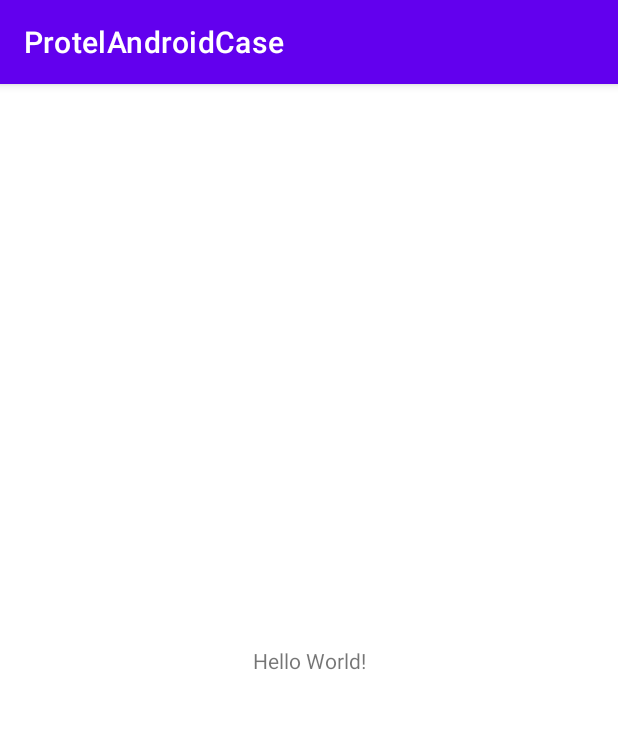
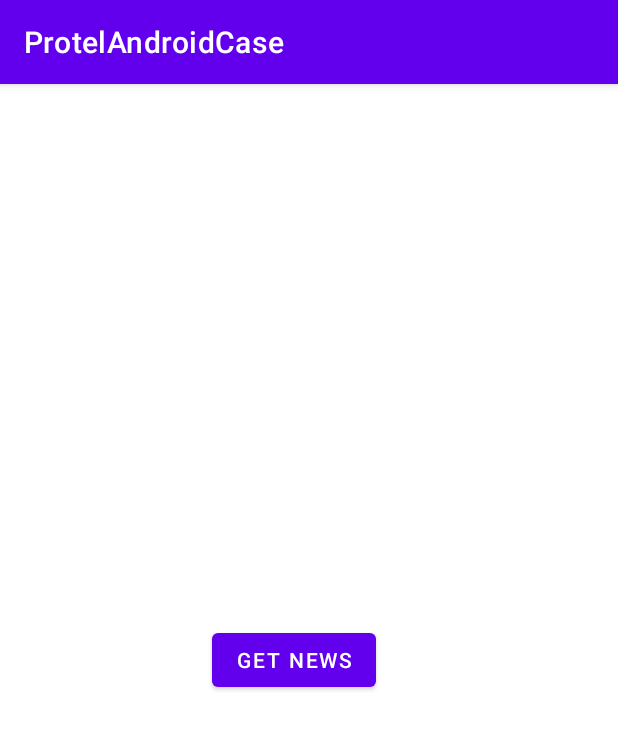
Before and after one commit to tarikyasar/AndroidCase, an Android app: the screen it shows after launch (MainActivity), on a phone screen of 412 x 824 dp. Shown: the top 729 px of the screen. Run offline under Robolectric (Android 15) with nearby library versions, the phone set to English and light mode, and no system bars.

```diff
--- a/app/src/main/AndroidManifest.xml
+++ b/app/src/main/AndroidManifest.xml
@@ -1,6 +1,8 @@
 <?xml version="1.0" encoding="utf-8"?>
 <manifest xmlns:android="http://schemas.android.com/apk/res/android"
     package="com.example.protelandroidcase">
+
+    <uses-permission android:name="android.permission.INTERNET"/>
 
     <application
         android:allowBackup="true"
--- a/app/src/main/java/com/example/protelandroidcase/MainActivity.kt
+++ b/app/src/main/java/com/example/protelandroidcase/MainActivity.kt
@@ -2,10 +2,44 @@ package com.example.protelandroidcase
 
 import androidx.appcompat.app.AppCompatActivity
 import android.os.Bundle
+import android.widget.Button
+import com.google.gson.GsonBuilder
+import okhttp3.*
+import java.io.IOException
+import com.example.protelandroidcase.news.News
+
+
 
 class MainActivity : AppCompatActivity() {
     override fun onCreate(savedInstanceState: Bundle?) {
         super.onCreate(savedInstanceState)
         setContentView(R.layout.activity_main)
+
+        fetchJson()
+    }
+
+    fun fetchJson() {
+        println("Attempting to fetch json...")
+
+        val url = "https://newsapi.org/v2/everything?q=football&from=2021-08-18&sortBy=publishedAt&apiKey=" + BuildConfig.API_KEY
+
+        val request = Request.Builder().url(url).build()
+
+        val client = OkHttpClient()
+        client.newCall(request).enqueue(object: Callback {
+            override fun onResponse(call: Call, response: Response) {
+                val body = response.body?.string()
+
+                val gson = GsonBuilder().create()
+
+                val news = gson.fromJson(body, News::class.java)
+
+                println(body)
+            }
+
+            override fun onFailure(call: Call, e: IOException) {
+                println("Failed to execute.")
+            }
+        })
     }
 }
--- /dev/null
+++ b/app/src/main/java/com/example/protelandroidcase/news/Source.kt
@@ -0,0 +1,6 @@
+package com.example.protelandroidcase.news
+
+data class Source(
+    val id: String,
+    val name: String
+)
--- a/app/src/main/res/layout/activity_main.xml
+++ b/app/src/main/res/layout/activity_main.xml
@@ -6,13 +6,15 @@
     android:layout_height="match_parent"
     tools:context=".MainActivity">
 
-    <TextView
+    <Button
+        android:id="@+id/getNewsButton"
         android:layout_width="wrap_content"
         android:layout_height="wrap_content"
-        android:text="Hello World!"
+        android:text="@string/get_news"
         app:layout_constraintBottom_toBottomOf="parent"
-        app:layout_constraintLeft_toLeftOf="parent"
-        app:layout_constraintRight_toRightOf="parent"
+        app:layout_constraintEnd_toEndOf="parent"
+        app:layout_constraintHorizontal_bias="0.466"
+        app:layout_constraintStart_toStartOf="parent"
         app:layout_constraintTop_toTopOf="parent" />
 
 </androidx.constraintlayout.widget.ConstraintLayout>
--- a/app/src/main/res/values/strings.xml
+++ b/app/src/main/res/values/strings.xml
@@ -1,3 +1,4 @@
 <resources>
     <string name="app_name">ProtelAndroidCase</string>
+    <string name="get_news">Get News</string>
 </resources>
```
Also changed, not shown: app/build.gradle (+11 -1 lines), app/src/main/java/com/example/protelandroidcase/news/Article.kt (added, +12 -0 lines), app/src/main/java/com/example/protelandroidcase/news/News.kt (added, +7 -0 lines).
